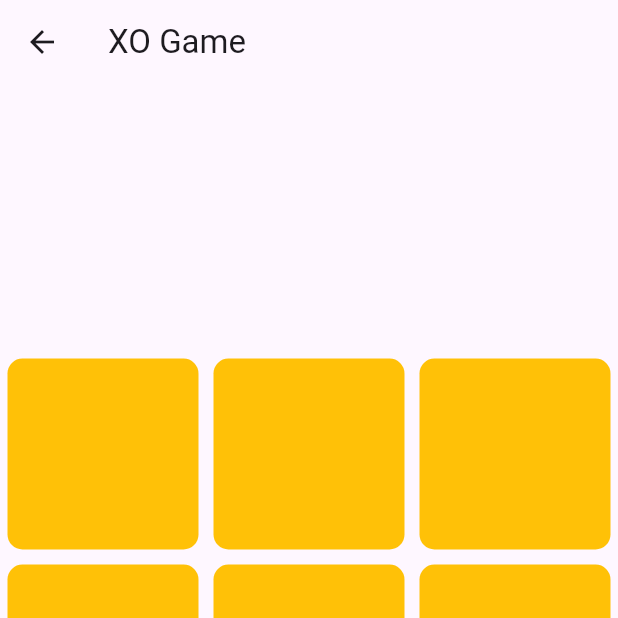
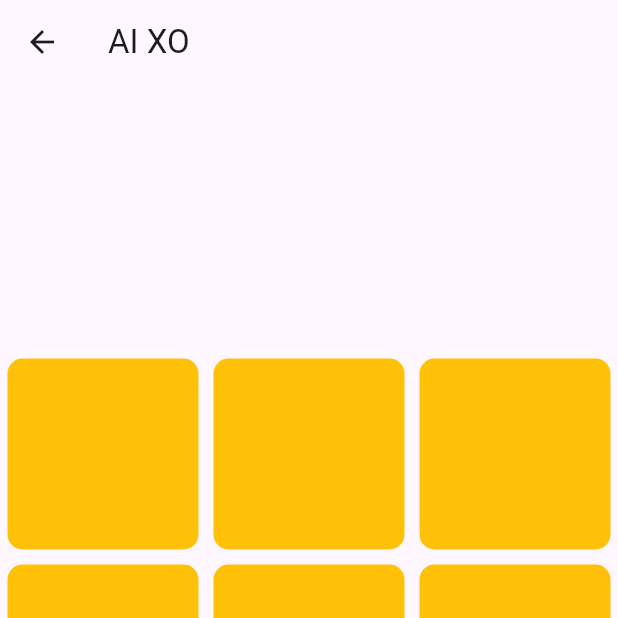
Before and after one commit to Thushar2103/XO-Game-Flutter, a Flutter app: the AIXOGamePage screen opened directly, on a phone screen of 412 x 824 dp, the top half of it. Run offline on Flutter 3.47's test engine with Material 3 defaults, Android fonts, the phone set to English and light mode, and no system bars.

Commit message:
Screenshot folder

```diff
--- a/lib/screens/aigamescreen.dart
+++ b/lib/screens/aigamescreen.dart
@@ -16,7 +16,7 @@ class _AIXOGamePageState extends State<AIXOGamePage> {
   Widget build(BuildContext context) {
     return Scaffold(
       appBar: AppBar(
-        title: const Text('XO Game'),
+        title: const Text('AI XO'),
       ),
       body: Center(
         child: Column(
```
Also changed, not shown: 3 other files.
